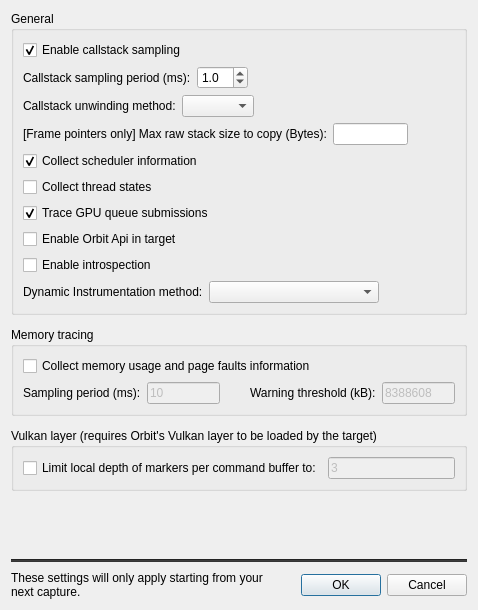
The window that src/OrbitQt/CaptureOptionsDialog.ui (google/orbit) describes before a commit, drawn with Qt 5.
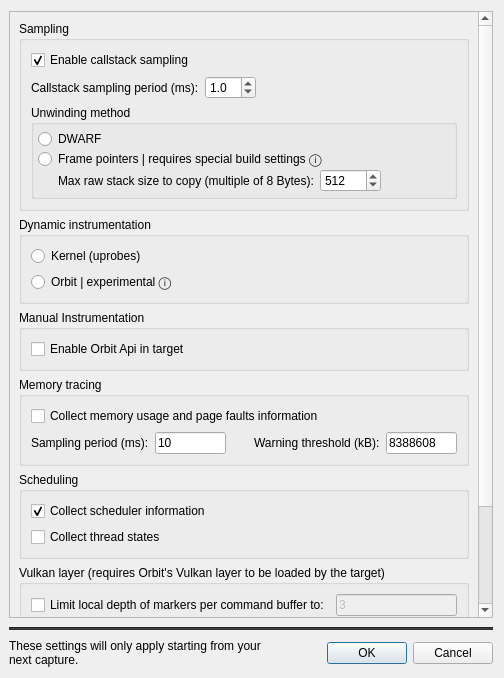
The same window after the commit. Custom widgets are drawn as their Qt base class.

Commit message: Rework capture options dialogue (#3661)

```diff
--- a/src/OrbitQt/CaptureOptionsDialog.ui
+++ b/src/OrbitQt/CaptureOptionsDialog.ui
@@ -9,8 +9,8 @@
    <rect>
     <x>0</x>
     <y>0</y>
-    <width>478</width>
-    <height>610</height>
+    <width>504</width>
+    <height>678</height>
    </rect>
   </property>
   <property name="windowTitle">
@@ -20,20 +20,94 @@
    <bool>true</bool>
   </property>
   <layout class="QGridLayout" name="gridLayout">
+   <property name="leftMargin">
+    <number>9</number>
+   </property>
    <property name="verticalSpacing">
     <number>9</number>
    </property>
-   <item row="0" column="0">
-    <layout class="QVBoxLayout" name="verticalLayout">
-     <property name="spacing">
-      <number>12</number>
-     </property>
+   <item row="4" column="0">
+    <layout class="QHBoxLayout" name="horizontalLayout_2">
+     <item>
+      <widget class="QLabel" name="label">
+       <property name="text">
+        <string>These settings will only apply starting from your next capture.</string>
+       </property>
+       <property name="wordWrap">
+        <bool>true</bool>
+       </property>
+      </widget>
+     </item>
      <item>
-      <widget class="QGroupBox" name="groupBox">
-       <property name="title">
-        <string>General</string>
+      <widget class="QDialogButtonBox" name="buttonBox">
+       <property name="standardButtons">
+        <set>QDialogButtonBox::Cancel|QDialogButtonBox::Ok</set>
+       </property>
+      </widget>
+     </item>
+    </layout>
+   </item>
+   <item row="3" column="0">
+    <widget class="Line" name="line">
+     <property name="styleSheet">
+      <string notr="true">background: #353535</string>
+     </property>
+     <property name="orientation">
+      <enum>Qt::Horizontal</enum>
+     </property>
+    </widget>
+   </item>
+   <item row="1" column="0">
+    <widget class="QScrollArea" name="scrollArea">
+     <property name="widgetResizable">
+      <bool>true</bool>
+     </property>
+     <widget class="QWidget" name="scrollAreaWidgetContents">
+      <property name="geometry">
+       <rect>
+        <x>0</x>
+        <y>0</y>
+        <width>470</width>
+        <height>767</height>
+       </rect>
        </property>
        <layout class="QVBoxLayout" name="verticalLayout_3">
+       <property name="spacing">
+        <number>6</number>
+       </property>
+       <property name="leftMargin">
+        <number>9</number>
+       </property>
+       <property name="topMargin">
+        <number>9</number>
+       </property>
+       <property name="rightMargin">
+        <number>9</number>
+       </property>
+       <property name="bottomMargin">
+        <number>9</number>
+       </property>
+       <item>
+        <widget class="QGroupBox" name="samplingGroupBox">
+         <property name="title">
+          <string>Sampling</string>
+         </property>
+         <layout class="QVBoxLayout" name="verticalLayout_2">
+          <property name="spacing">
+           <number>6</number>
+          </property>
+          <property name="leftMargin">
+           <number>9</number>
+          </property>
+          <property name="topMargin">
+           <number>9</number>
+          </property>
+          <property name="rightMargin">
+           <number>9</number>
+          </property>
+          <property name="bottomMargin">
+           <number>9</number>
+          </property>
         <item>
          <widget class="QCheckBox" name="samplingCheckBox">
           <property name="text">
@@ -88,54 +162,62 @@
          </layout>
         </item>
         <item>
-         <widget class="QWidget" name="unwindingMethodWidget" native="true">
-          <layout class="QHBoxLayout" name="horizontalLayout">
+           <widget class="QGroupBox" name="unwindingMethodGroupBox">
+            <property name="title">
+             <string>Unwinding method</string>
+            </property>
+            <layout class="QVBoxLayout" name="verticalLayout_6">
+             <property name="spacing">
+              <number>0</number>
+             </property>
            <property name="leftMargin">
-            <number>0</number>
+              <number>4</number>
            </property>
            <property name="topMargin">
-            <number>0</number>
+              <number>4</number>
            </property>
            <property name="rightMargin">
-            <number>0</number>
+              <number>4</number>
            </property>
            <property name="bottomMargin">
-            <number>0</number>
+              <number>4</number>
            </property>
            <item>
-            <widget class="QLabel" name="unwindingMethodLabel">
+              <widget class="QRadioButton" name="dwarfUnwindingRadioButton">
+               <property name="accessibleName">
+                <string>DWARFRadioButton</string>
+               </property>
              <property name="text">
-              <string>Callstack unwinding method:</string>
+                <string>DWARF</string>
              </property>
             </widget>
            </item>
            <item>
-            <widget class="QComboBox" name="unwindingMethodComboBox"/>
-           </item>
-           <item>
-            <spacer name="unwindingMethodHorizontalSpacer">
-             <property name="orientation">
-              <enum>Qt::Horizontal</enum>
-             </property>
-             <property name="sizeType">
-              <enum>QSizePolicy::Expanding</enum>
-             </property>
-             <property name="sizeHint" stdset="0">
-              <size>
-               <width>112</width>
-               <height>20</height>
-              </size>
-             </property>
-            </spacer>
-           </item>
-          </layout>
+              <widget class="QRadioButton" name="framePointerUnwindingRadioButton">
+               <property name="toolTip">
+                <string>&lt;!DOCTYPE HTML PUBLIC &quot;-//W3C//DTD HTML 4.0//EN&quot; &quot;http://www.w3.org/TR/REC-html40/strict.dtd&quot;&gt;
+&lt;html&gt;&lt;head&gt;&lt;meta name=&quot;qrichtext&quot; content=&quot;1&quot; /&gt;&lt;style type=&quot;text/css&quot;&gt;
+p, li { white-space: pre-wrap; }
+&lt;/style&gt;&lt;/head&gt;&lt;body style=&quot; font-family:'Sans'; font-size:9pt; font-weight:400; font-style:normal;&quot;&gt;
+&lt;p style=&quot; margin-top:12px; margin-bottom:12px; margin-left:0px; margin-right:0px; -qt-block-indent:0; text-indent:0px;&quot;&gt;Frame-pointer unwinding has lower overhead, but requires all binaries to be compiled with &lt;span style=&quot; font-weight:600;&quot;&gt;&amp;#8209;fno&amp;#8209;omit&amp;#8209;frame&amp;#8209;pointer&lt;/span&gt;.&lt;br /&gt;However, Orbit still supports leaf functions that do not set the frame pointer, which means it also supports binaries compiled with &lt;span style=&quot; font-weight:600;&quot;&gt;&amp;#8209;momit&amp;#8209;leaf&amp;#8209;frame&amp;#8209;pointer&lt;/span&gt; (as long as &lt;span style=&quot; font-weight:600;&quot;&gt;&amp;#8209;fno&amp;#8209;omit&amp;#8209;frame&amp;#8209;pointer&lt;/span&gt; is used).&lt;/p&gt;
+&lt;p style=&quot; margin-top:12px; margin-bottom:12px; margin-left:0px; margin-right:0px; -qt-block-indent:0; text-indent:0px;&quot;&gt;Callstack samples containing functions not compiled with frame pointers will result in unwinding errors.&lt;/p&gt;&lt;/body&gt;&lt;/html&gt;</string>
+               </property>
+               <property name="accessibleName">
+                <string>FramePointerRadioButton</string>
+               </property>
+               <property name="text">
+                <string>Frame pointers | requires special build settings ⓘ</string>
+               </property>
          </widget>
         </item>
         <item>
          <widget class="QWidget" name="maxCopyRawStackSizeWidget" native="true">
           <layout class="QHBoxLayout" name="horizontalLayout_4" stretch="0,0,0">
+                <property name="spacing">
+                 <number>6</number>
+                </property>
            <property name="leftMargin">
-            <number>0</number>
+                 <number>20</number>
            </property>
            <property name="topMargin">
             <number>0</number>
@@ -152,17 +234,26 @@
               <string/>
              </property>
              <property name="text">
-              <string>[Frame pointers only] Max raw stack size to copy (Bytes):</string>
+                   <string>Max raw stack size to copy (multiple of 8 Bytes):</string>
              </property>
             </widget>
            </item>
            <item>
-            <widget class="QLineEdit" name="maxCopyRawStackSizeLineEdit">
-             <property name="enabled">
-              <bool>true</bool>
-             </property>
-             <property name="maxLength">
-              <number>5</number>
+                 <widget class="orbit_qt::MultipleOfSpinBox" name="maxCopyRawStackSizeSpinBox">
+                  <property name="accessibleName">
+                   <string>MaxCopyRawStackSizeSpinBox</string>
+                  </property>
+                  <property name="minimum">
+                   <number>16</number>
+                  </property>
+                  <property name="maximum">
+                   <number>65528</number>
+                  </property>
+                  <property name="singleStep">
+                   <number>8</number>
+                  </property>
+                  <property name="value">
+                   <number>512</number>
              </property>
             </widget>
            </item>
@@ -182,33 +273,65 @@
           </layout>
          </widget>
         </item>
+            </layout>
+           </widget>
+          </item>
+         </layout>
+        </widget>
+       </item>
         <item>
-         <widget class="QCheckBox" name="schedulerCheckBox">
-          <property name="text">
-           <string>Collect scheduler information</string>
-          </property>
-          <property name="checked">
-           <bool>true</bool>
-          </property>
-         </widget>
-        </item>
+        <widget class="QGroupBox" name="dynamicInstrumentationGroupBox">
+         <property name="toolTip">
+          <string>&lt;html&gt;&lt;head/&gt;&lt;body&gt;&lt;p&gt;Method &lt;span style=&quot; font-weight:600;&quot;&gt;Orbit&lt;/span&gt; has lower overhead but is still experimental.&lt;/p&gt;&lt;/body&gt;&lt;/html&gt;</string>
+         </property>
+         <property name="title">
+          <string>Dynamic instrumentation</string>
+         </property>
+         <layout class="QVBoxLayout" name="verticalLayout_7">
+          <property name="spacing">
+           <number>6</number>
+          </property>
+          <property name="leftMargin">
+           <number>9</number>
+          </property>
+          <property name="topMargin">
+           <number>9</number>
+          </property>
+          <property name="rightMargin">
+           <number>9</number>
+          </property>
+          <property name="bottomMargin">
+           <number>9</number>
+          </property>
         <item>
-         <widget class="QCheckBox" name="threadStateCheckBox">
+           <widget class="QRadioButton" name="uprobesRadioButton">
+            <property name="accessibleName">
+             <string>UprobesRadioButton</string>
+            </property>
           <property name="text">
-           <string>Collect thread states</string>
+             <string>Kernel (uprobes)</string>
           </property>
          </widget>
         </item>
         <item>
-         <widget class="QCheckBox" name="gpuSubmissionsCheckBox">
+           <widget class="QRadioButton" name="userSpaceRadioButton">
+            <property name="accessibleName">
+             <string>UserSpaceInstrumentationRadioButton</string>
+            </property>
           <property name="text">
-           <string>Trace GPU queue submissions</string>
-          </property>
-          <property name="checked">
-           <bool>true</bool>
-          </property>
-         </widget>
-        </item>
+             <string>Orbit | experimental ⓘ</string>
+            </property>
+           </widget>
+          </item>
+         </layout>
+        </widget>
+       </item>
+       <item>
+        <widget class="QGroupBox" name="manualInstrumentationGroupBox">
+         <property name="title">
+          <string>Manual Instrumentation</string>
+         </property>
+         <layout class="QVBoxLayout" name="verticalLayout_9">
         <item>
          <widget class="QCheckBox" name="apiCheckBox">
           <property name="text">
@@ -216,72 +339,11 @@
           </property>
          </widget>
         </item>
-        <item>
-         <widget class="QCheckBox" name="introspectionCheckBox">
-          <property name="text">
-           <string>Enable introspection</string>
-          </property>
-         </widget>
-        </item>
-        <item>
-         <widget class="QWidget" name="dynamicInstrumentationMethodWidget" native="true">
-          <property name="toolTip">
-           <string>Method 'Orbit' has lower overhead but is still experimental.</string>
-          </property>
-          <layout class="QHBoxLayout" name="horizontalLayout_3">
-           <property name="leftMargin">
-            <number>0</number>
-           </property>
-           <property name="topMargin">
-            <number>0</number>
-           </property>
-           <property name="rightMargin">
-            <number>0</number>
-           </property>
-           <property name="bottomMargin">
-            <number>0</number>
-           </property>
-           <item>
-            <widget class="QLabel" name="label_2">
-             <property name="text">
-              <string>Dynamic Instrumentation method:</string>
-             </property>
-            </widget>
-           </item>
-           <item>
-            <widget class="QComboBox" name="dynamicInstrumentationMethodComboBox">
-             <property name="minimumSize">
-              <size>
-               <width>170</width>
-               <height>0</height>
-              </size>
-             </property>
-             <property name="accessibleName">
-              <string>DynamicInstrumentationMethodComboBox</string>
-             </property>
-            </widget>
-           </item>
-           <item>
-            <spacer name="horizontalSpacer">
-             <property name="orientation">
-              <enum>Qt::Horizontal</enum>
-             </property>
-             <property name="sizeHint" stdset="0">
-              <size>
-               <width>40</width>
-               <height>20</height>
-              </size>
-             </property>
-            </spacer>
-           </item>
           </layout>
          </widget>
         </item>
-       </layout>
-      </widget>
-     </item>
      <item>
-      <widget class="QGroupBox" name="groupBox_4">
+        <widget class="QGroupBox" name="memoryTracingGroupBox">
        <property name="title">
         <string>Memory tracing</string>
        </property>
@@ -305,7 +367,7 @@
           <item>
            <widget class="QLineEdit" name="memorySamplingPeriodMsLineEdit">
             <property name="enabled">
-             <bool>false</bool>
+               <bool>true</bool>
             </property>
             <property name="accessibleName">
              <string>MemorySamplingPeriodEdit</string>
@@ -341,7 +403,7 @@
           <item>
            <widget class="QLineEdit" name="memoryWarningThresholdKbLineEdit">
             <property name="enabled">
-             <bool>false</bool>
+               <bool>true</bool>
             </property>
             <property name="toolTip">
              <string>The default value is 8388608 KB, i.e., 8GB.</string>
@@ -360,7 +422,39 @@
       </widget>
      </item>
      <item>
-      <widget class="QGroupBox" name="groupBox_2">
+        <widget class="QGroupBox" name="schedulingGroupBox">
+         <property name="title">
+          <string>Scheduling</string>
+         </property>
+         <layout class="QVBoxLayout" name="verticalLayout_8">
+          <item>
+           <widget class="QCheckBox" name="schedulerCheckBox">
+            <property name="accessibleName">
+             <string>CollectSchedulerInfoCheckBox</string>
+            </property>
+            <property name="text">
+             <string>Collect scheduler information</string>
+            </property>
+            <property name="checked">
+             <bool>true</bool>
+            </property>
+           </widget>
+          </item>
+          <item>
+           <widget class="QCheckBox" name="threadStateCheckBox">
+            <property name="accessibleName">
+             <string>CollectThreadStatesCheckBox</string>
+            </property>
+            <property name="text">
+             <string>Collect thread states</string>
+            </property>
+           </widget>
+          </item>
+         </layout>
+        </widget>
+       </item>
+       <item>
+        <widget class="QGroupBox" name="vulkanLayerGroupBox">
        <property name="toolTip">
         <string>This requires Orbit's Vulkan layer to be loaded by the target process.</string>
        </property>
@@ -399,54 +493,67 @@
        </layout>
       </widget>
      </item>
-    </layout>
-   </item>
-   <item row="1" column="0">
+       <item>
+        <widget class="QGroupBox" name="devModeGroupBox">
+         <property name="title">
+          <string>Dev. Mode</string>
+         </property>
+         <layout class="QVBoxLayout" name="verticalLayout_10">
+          <item>
+           <widget class="QCheckBox" name="gpuSubmissionsCheckBox">
+            <property name="accessibleName">
+             <string>GpuSubmissionsCheckBox</string>
+            </property>
+            <property name="text">
+             <string>Trace GPU queue submissions</string>
+            </property>
+            <property name="checked">
+             <bool>true</bool>
+            </property>
+           </widget>
+          </item>
+          <item>
+           <widget class="QCheckBox" name="introspectionCheckBox">
+            <property name="accessibleName">
+             <string>EnableIntrospectionCheckBox</string>
+            </property>
+            <property name="text">
+             <string>Enable introspection</string>
+            </property>
+           </widget>
+          </item>
+         </layout>
+        </widget>
+       </item>
+       <item>
     <spacer name="verticalSpacer">
      <property name="orientation">
       <enum>Qt::Vertical</enum>
      </property>
+         <property name="sizeType">
+          <enum>QSizePolicy::MinimumExpanding</enum>
+         </property>
      <property name="sizeHint" stdset="0">
       <size>
        <width>0</width>
-       <height>0</height>
+           <height>8</height>
       </size>
      </property>
     </spacer>
    </item>
-   <item row="2" column="0">
-    <widget class="Line" name="line">
-     <property name="styleSheet">
-      <string notr="true">background: #353535</string>
-     </property>
-     <property name="orientation">
-      <enum>Qt::Horizontal</enum>
-     </property>
-    </widget>
-   </item>
-   <item row="3" column="0">
-    <layout class="QHBoxLayout" name="horizontalLayout_2">
-     <item>
-      <widget class="QLabel" name="label">
-       <property name="text">
-        <string>These settings will only apply starting from your next capture.</string>
-       </property>
-       <property name="wordWrap">
-        <bool>true</bool>
-       </property>
-      </widget>
-     </item>
-     <item>
-      <widget class="QDialogButtonBox" name="buttonBox">
-       <property name="standardButtons">
-        <set>QDialogButtonBox::Cancel|QDialogButtonBox::Ok</set>
-       </property>
-      </widget>
-     </item>
-    </layout>
-   </item>
-  </layout>
+      </layout>
+     </widget>
+    </widget>
+   </item>
+  </layout>
  </widget>
+ <customwidgets>
+  <customwidget>
+   <class>orbit_qt::MultipleOfSpinBox</class>
+   <extends>QSpinBox</extends>
+   <header>MultipleOfSpinBox.h</header>
+  </customwidget>
+ </customwidgets>
  <resources/>
  <connections>
   <connection>
```
Left out of the diff: 87 changed lines with no effect on the pictures. Lines whose indentation alone changed are shown as unchanged. The commit also changes 2 other files.
